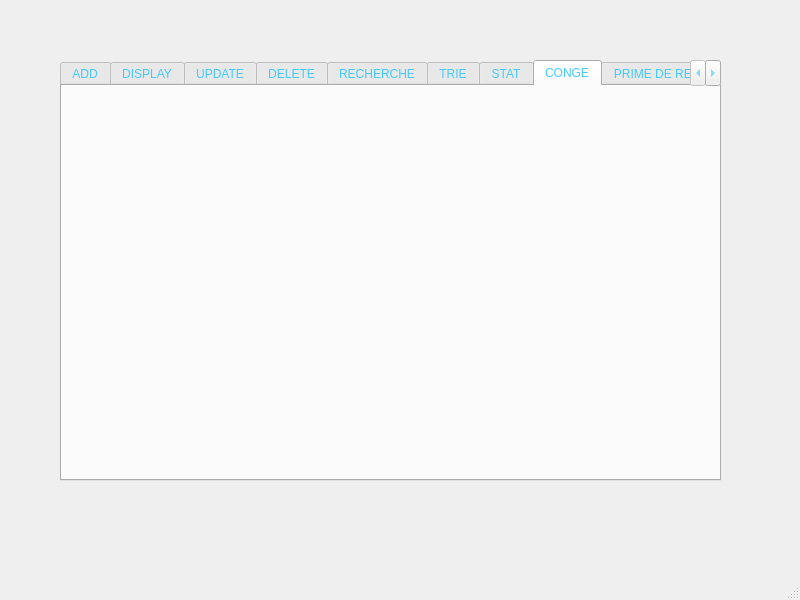
This is Gestion_personnel/mainwindow.ui in laroussiamir01/Smart_Printer_2A5 as Qt 5 draws it before an edit. The edited form follows.
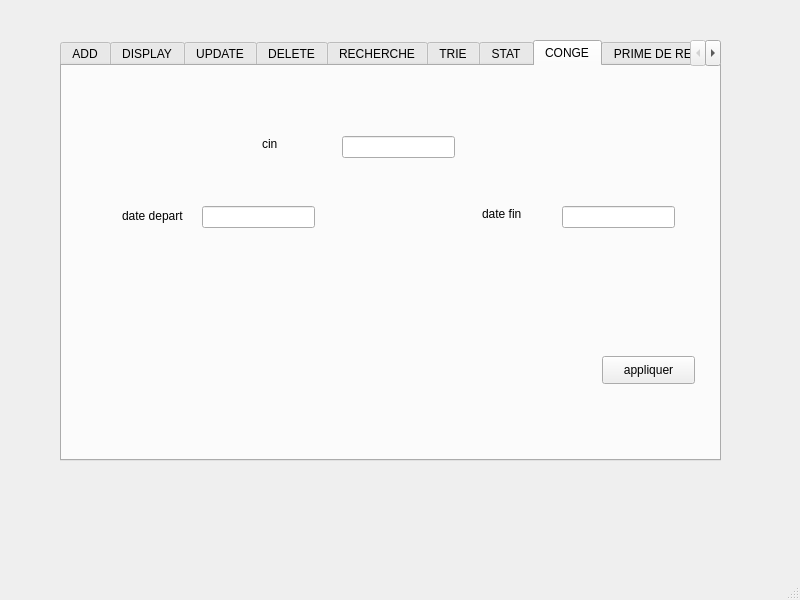
This is the edited form. The open tabs and pages were chosen to show the change. Icons and pictures are not drawn.

Diff of the .ui file:
```diff
--- a/Gestion_personnel/mainwindow.ui
+++ b/Gestion_personnel/mainwindow.ui
@@ -18,15 +18,13 @@
     <property name="geometry">
      <rect>
       <x>60</x>
-      <y>60</y>
+      <y>40</y>
       <width>661</width>
       <height>421</height>
      </rect>
     </property>
     <property name="styleSheet">
-     <string notr="true">font: 75 8pt &quot;Segoe Print&quot;;
-gridline-color: rgb(0, 255, 127);
-color: rgb(68, 202, 255);</string>
+     <string notr="true"/>
     </property>
     <property name="currentIndex">
      <number>0</number>
@@ -680,6 +678,88 @@
      <attribute name="title">
       <string>CONGE</string>
      </attribute>
+     <widget class="QLineEdit" name="lineEdit_3">
+      <property name="geometry">
+       <rect>
+        <x>280</x>
+        <y>70</y>
+        <width>113</width>
+        <height>22</height>
+       </rect>
+      </property>
+     </widget>
+     <widget class="QLabel" name="label_18">
+      <property name="geometry">
+       <rect>
+        <x>200</x>
+        <y>70</y>
+        <width>56</width>
+        <height>16</height>
+       </rect>
+      </property>
+      <property name="text">
+       <string>cin</string>
+      </property>
+     </widget>
+     <widget class="QLineEdit" name="lineEdit_4">
+      <property name="geometry">
+       <rect>
+        <x>140</x>
+        <y>140</y>
+        <width>113</width>
+        <height>22</height>
+       </rect>
+      </property>
+     </widget>
+     <widget class="QLineEdit" name="lineEdit_5">
+      <property name="geometry">
+       <rect>
+        <x>500</x>
+        <y>140</y>
+        <width>113</width>
+        <height>22</height>
+       </rect>
+      </property>
+     </widget>
+     <widget class="QLabel" name="label_19">
+      <property name="geometry">
+       <rect>
+        <x>60</x>
+        <y>140</y>
+        <width>71</width>
+        <height>20</height>
+       </rect>
+      </property>
+      <property name="text">
+       <string>date depart</string>
+      </property>
+     </widget>
+     <widget class="QLabel" name="label_20">
+      <property name="geometry">
+       <rect>
+        <x>420</x>
+        <y>140</y>
+        <width>56</width>
+        <height>16</height>
+       </rect>
+      </property>
+      <property name="text">
+       <string>date fin</string>
+      </property>
+     </widget>
+     <widget class="QPushButton" name="pushButton_2">
+      <property name="geometry">
+       <rect>
+        <x>540</x>
+        <y>290</y>
+        <width>93</width>
+        <height>28</height>
+       </rect>
+      </property>
+      <property name="text">
+       <string>appliquer</string>
+      </property>
+     </widget>
     </widget>
     <widget class="QWidget" name="tab_9">
      <attribute name="title">
```
Left out of the diff: 83 changed lines with no effect on the pictures.
